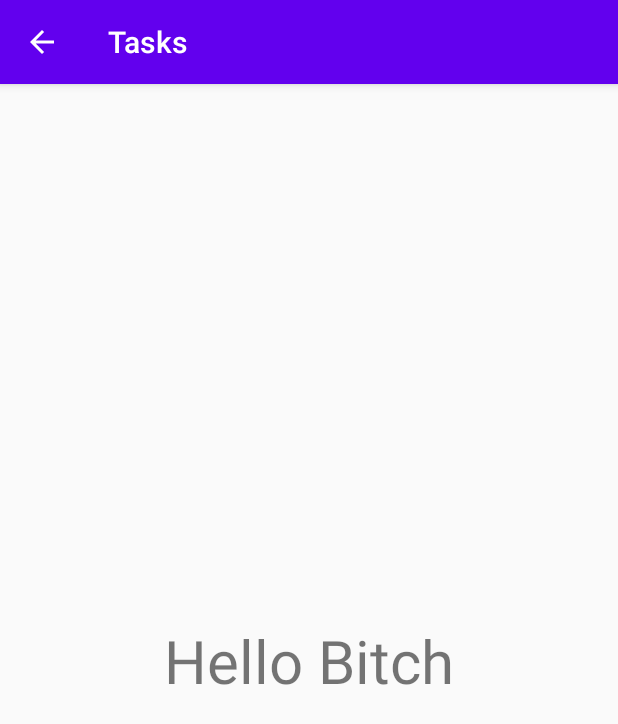
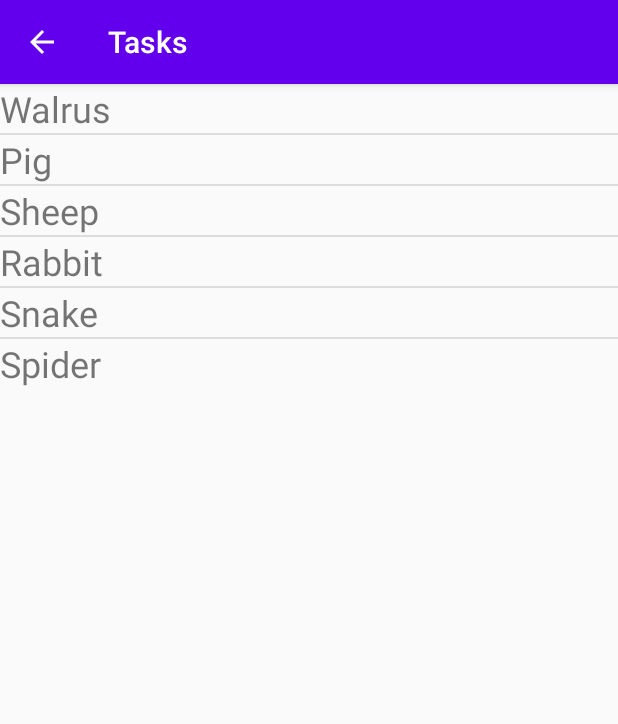
Before and after one commit to Arbelaezch/Tasks-App, an Android app: the GuideMainActivity screen opened directly, with no data from a screen before it, on a phone screen of 412 x 824 dp. Shown: the top 724 px of the screen. Run offline under Robolectric (Android 15) with nearby library versions, the phone set to English and light mode, and no system bars.

Commit message:
Guide list added

```diff
--- a/app/src/main/java/com/example/tasks/MainActivity.java
+++ b/app/src/main/java/com/example/tasks/MainActivity.java
@@ -6,6 +6,7 @@ import android.content.Intent;
 import android.os.Bundle;
 import android.view.View;
 import android.widget.Button;
+import android.widget.ListView;
 
 import com.example.tasks.guides.GuideMainActivity;
 import com.example.tasks.tasks.tasksMainActivity;
@@ -13,6 +14,7 @@ import com.example.tasks.tasks.tasksMainActivity;
 public class MainActivity extends AppCompatActivity {
     private Button guideButton;
     private Button taskButton;
+
 
 
     @Override
--- a/app/src/main/java/com/example/tasks/guides/GuideMainActivity.java
+++ b/app/src/main/java/com/example/tasks/guides/GuideMainActivity.java
@@ -3,14 +3,26 @@ package com.example.tasks.guides;
 import androidx.appcompat.app.AppCompatActivity;
 
 import android.os.Bundle;
+import android.widget.ArrayAdapter;
+import android.widget.ListView;
 
 import com.example.tasks.R;
 
 public class GuideMainActivity extends AppCompatActivity {
+    private ListView listView;
+
+    String[] nameArray = {"Walrus","Pig","Sheep","Rabbit","Snake","Spider" };
 
     @Override
     protected void onCreate(Bundle savedInstanceState) {
         super.onCreate(savedInstanceState);
         setContentView(R.layout.activity_guide_main);
+
+        guide_adapter whatever = new guide_adapter(this, nameArray);
+
+        // Reference to the listView from activity_main.xml using its id.
+        listView = findViewById(R.id.guides_list);
+        listView.setAdapter(whatever);
+
     }
 }
--- /dev/null
+++ b/app/src/main/java/com/example/tasks/guides/guide_adapter.java
@@ -0,0 +1,56 @@
+package com.example.tasks.guides;
+
+import android.app.Activity;
+import android.content.Context;
+import android.view.LayoutInflater;
+import android.view.View;
+import android.view.ViewGroup;
+import android.widget.ArrayAdapter;
+import android.widget.ImageView;
+import android.widget.TextView;
+
+import androidx.annotation.NonNull;
+
+import com.example.tasks.R;
+
+public class guide_adapter extends ArrayAdapter {
+
+    //to reference the Activity / Stores what activity the ListView is on.
+    private final Activity context;
+
+    //to store the animal images
+    //private final Integer[] imageIDarray;
+
+    //to store the list of countries
+    private final String[] nameArray;
+
+    //to store the list of countries
+    //private final String[] infoArray;
+
+
+    public guide_adapter(Activity context, String[] nameArrayParam) {
+        super(context, R.layout.guide_row_listview , nameArrayParam);
+        this.context = context;
+        //this.imageIDarray = imageIDarray;
+        this.nameArray = nameArrayParam;
+        //this.infoArray = infoArray;
+    }
+
+    public View getView(int position, View view, ViewGroup parent) {
+        LayoutInflater inflater=context.getLayoutInflater();
+        View rowView=inflater.inflate(R.layout.guide_row_listview, null,true);
+
+        //this code gets references to objects in the listview_row.xml file
+        TextView nameTextField = (TextView) rowView.findViewById(R.id.guides_titles);
+        //TextView infoTextField = (TextView) rowView.findViewById(R.id.infoTextViewID);
+        //ImageView imageView = (ImageView) rowView.findViewById(R.id.imageView1ID);
+
+        //this code sets the values of the objects to values from the arrays
+        nameTextField.setText(nameArray[position]);
+        //infoTextField.setText(infoArray[position]);
+        //imageView.setImageResource(imageIDarray[position]);
+
+        return rowView;
+
+    };
+}
--- a/app/src/main/res/layout/activity_guide_main.xml
+++ b/app/src/main/res/layout/activity_guide_main.xml
@@ -1,21 +1,21 @@
 <?xml version="1.0" encoding="utf-8"?>
-<androidx.constraintlayout.widget.ConstraintLayout xmlns:android="http://schemas.android.com/apk/res/android"
+<RelativeLayout
+    xmlns:android="http://schemas.android.com/apk/res/android"
     xmlns:app="http://schemas.android.com/apk/res-auto"
     xmlns:tools="http://schemas.android.com/tools"
     android:layout_width="match_parent"
     android:layout_height="match_parent"
     tools:context=".guides.GuideMainActivity">
 
-    <TextView
-        android:id="@+id/Gtitle"
+    <ListView
+        android:id="@+id/guides_list"
         android:layout_width="wrap_content"
         android:layout_height="wrap_content"
-        android:text="Hello Bitch"
         android:textSize="40dp"
         app:layout_constraintBottom_toBottomOf="parent"
         app:layout_constraintEnd_toEndOf="parent"
         app:layout_constraintStart_toStartOf="parent"
-        app:layout_constraintTop_toTopOf="parent"/>
+        app:layout_constraintTop_toTopOf="parent" />
 
 
-</androidx.constraintlayout.widget.ConstraintLayout>
+</RelativeLayout>
--- /dev/null
+++ b/app/src/main/res/layout/guide_row_listview.xml
@@ -0,0 +1,19 @@
+<?xml version="1.0" encoding="utf-8"?>
+<LinearLayout
+    xmlns:android="http://schemas.android.com/apk/res/android"
+    xmlns:app="http://schemas.android.com/apk/res-auto"
+    android:layout_width="match_parent"
+    android:layout_height="wrap_content"
+    android:orientation="horizontal"
+    android:gravity="center_vertical">
+
+    <TextView
+        android:id="@+id/guides_titles"
+        android:textSize="24sp"
+        android:text="TextView"
+        android:layout_width="match_parent"
+        android:layout_height="wrap_content">
+
+    </TextView>
+
+</LinearLayout>
```
Also changed, not shown: 143 other files.
